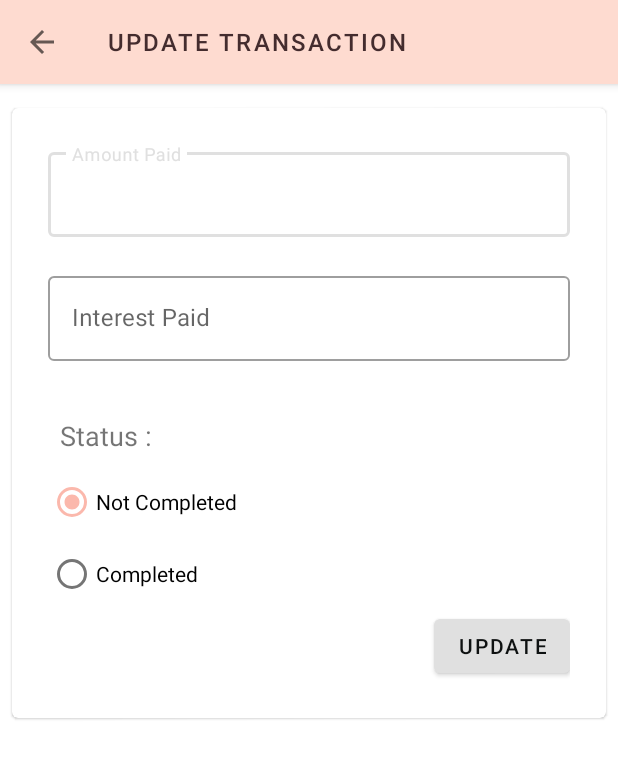
After one commit to Hansaanuradha93/mLender, an Android app: the TransactionUpdateActivity screen opened directly, with no data from a screen before it, on a phone screen of 412 x 824 dp. The commit adds this screen. Shown: the top 759 px of the screen. Run offline under Robolectric (Android 15) with nearby library versions, the phone set to English and light mode, and no system bars; our stand-ins replace Firebase (no records; nobody signed in at launch, a user with empty details on screens opened directly).

Commit message:
Update Transaction Completed

```diff
--- a/app/src/main/AndroidManifest.xml
+++ b/app/src/main/AndroidManifest.xml
@@ -20,7 +20,8 @@
         <activity android:name=".CustomerActivity" />
         <activity android:name=".TransactionActivity" />
         <activity android:name=".TransactionListActivity" />
-        <activity android:name=".TransactionDetailsActivity"></activity>
+        <activity android:name=".TransactionDetailsActivity" />
+        <activity android:name=".TransactionUpdateActivity"></activity>
     </application>
 
 </manifest>
--- a/app/src/main/res/layout/activity_transaction.xml
+++ b/app/src/main/res/layout/activity_transaction.xml
@@ -283,14 +283,14 @@
             </RadioGroup>
         </LinearLayout>
 
-        <Button
+        <android.support.design.button.MaterialButton
+            style="@style/Widget.MaterialComponents.Button.TextButton"
             android:id="@+id/saveButton"
             android:layout_width="wrap_content"
             android:layout_height="wrap_content"
             android:layout_marginTop="16dp"
             android:layout_gravity="end"
             android:text="Save"
-            style="@style/Widget.MaterialComponents.Button"
             android:onClick="saveTransaction"/>
 
     </LinearLayout>
--- a/app/src/main/res/layout/activity_transaction_details.xml
+++ b/app/src/main/res/layout/activity_transaction_details.xml
@@ -207,7 +207,8 @@
                     android:layout_alignParentEnd="true"
                     android:layout_alignParentRight="true"
                     android:text="@string/transaction_update"
-                    android:textColor="@color/textColorBlack"/>
+                    android:textColor="@color/textColorBlack"
+                    android:onClick="update"/>
 
 
             </RelativeLayout>
--- /dev/null
+++ b/app/src/main/res/layout/activity_transaction_update.xml
@@ -0,0 +1,126 @@
+<?xml version="1.0" encoding="utf-8"?>
+<RelativeLayout xmlns:android="http://schemas.android.com/apk/res/android"
+    xmlns:app="http://schemas.android.com/apk/res-auto"
+    xmlns:tools="http://schemas.android.com/tools"
+    android:layout_width="match_parent"
+    android:layout_height="match_parent"
+    tools:context=".TransactionUpdateActivity">
+
+    <android.support.design.widget.AppBarLayout
+        android:layout_width="match_parent"
+        android:layout_height="wrap_content"
+        android:layout_marginBottom="16dp">
+
+        <android.support.v7.widget.Toolbar
+            android:id="@+id/app_bar"
+            style="@style/Widget.mLender.Toolbar"
+            android:layout_width="match_parent"
+            android:layout_height="wrap_content"
+            app:title="@string/app_name" />
+    </android.support.design.widget.AppBarLayout>
+    <android.support.design.card.MaterialCardView
+        android:layout_width="match_parent"
+        android:layout_height="wrap_content"
+        android:layout_marginTop="72dp"
+        android:layout_marginLeft="8dp"
+        android:layout_marginRight="8dp"
+        android:layout_marginBottom="8dp"
+        app:contentPadding="8dp">
+    <LinearLayout
+        android:layout_width="match_parent"
+        android:layout_height="wrap_content"
+        android:padding="16dp"
+        android:clipToPadding="false"
+        android:orientation="vertical">
+
+    <android.support.design.widget.TextInputLayout
+        android:id="@+id/paidAmountTextInputLayout"
+        android:layout_width="match_parent"
+        android:layout_height="wrap_content"
+        app:errorEnabled="true"
+        style="@style/Widget.MaterialComponents.TextInputLayout.OutlinedBox">
+
+        <android.support.design.widget.TextInputEditText
+            android:id="@+id/paidAmountEditText"
+            android:layout_width="match_parent"
+            android:layout_height="wrap_content"
+            android:hint="@string/paid_amount"
+            android:inputType="number" />
+    </android.support.design.widget.TextInputLayout>
+    <android.support.design.widget.TextInputLayout
+        android:id="@+id/paidInterestTextInputLayout"
+        android:layout_width="match_parent"
+        android:layout_height="wrap_content"
+        app:errorEnabled="true"
+        style="@style/Widget.MaterialComponents.TextInputLayout.OutlinedBox">
+
+        <android.support.design.widget.TextInputEditText
+            android:id="@+id/paidInterestEditText"
+            android:layout_width="match_parent"
+            android:layout_height="wrap_content"
+            android:hint="Interest Paid"
+            android:inputType="number" />
+    </android.support.design.widget.TextInputLayout>
+
+        <android.support.design.widget.TextInputLayout
+            android:id="@+id/updatedTransactionStatusTextInputLayout"
+            android:layout_width="match_parent"
+            android:layout_height="wrap_content"
+            android:layout_weight=".5"
+            app:errorEnabled="true"
+            android:layout_marginLeft="8dp"
+            style="@style/Widget.MaterialComponents.TextInputLayout.OutlinedBox">
+
+            <TextView
+                android:id="@+id/updatedTransactionStatusTextView"
+                android:layout_width="wrap_content"
+                android:layout_height="wrap_content"
+                android:text="@string/status"
+                android:textSize="18sp"/>
+
+        </android.support.design.widget.TextInputLayout>
+
+        <LinearLayout
+            android:layout_width="match_parent"
+            android:layout_height="wrap_content"
+            android:orientation="horizontal"
+            android:layout_marginTop="8dp">
+
+            <RadioGroup
+                android:layout_width="wrap_content"
+                android:layout_height="wrap_content"
+                android:id="@+id/updatedTransactionStatusRadioGroup"
+                android:checkedButton="@+id/notCompletedRadioButton" >
+
+                <RadioButton
+                    android:id="@+id/notCompletedRadioButton"
+                    android:layout_width="wrap_content"
+                    android:layout_height="wrap_content"
+                    android:text="@string/not_completed"
+                    android:paddingRight="8dp"/>
+                <RadioButton
+                    android:id="@+id/completedRadioButton"
+                    android:layout_width="wrap_content"
+                    android:layout_height="wrap_content"
+                    android:text="@string/completed"/>
+            </RadioGroup>
+        </LinearLayout>
+        <RelativeLayout
+            android:layout_width="match_parent"
+            android:layout_height="wrap_content">
+
+            <android.support.design.button.MaterialButton
+                android:id="@+id/updateTransactionButton"
+                android:layout_width="wrap_content"
+                android:layout_height="wrap_content"
+                android:layout_alignParentEnd="true"
+                android:layout_alignParentRight="true"
+                android:onClick="updateTransaction"
+                android:text="@string/update_transaction_button"
+                android:textColor="@color/textColorBlack" />
+
+
+        </RelativeLayout>
+    </LinearLayout>
+    </android.support.design.card.MaterialCardView>
+</RelativeLayout>
--- a/app/src/main/res/values/strings.xml
+++ b/app/src/main/res/values/strings.xml
@@ -15,4 +15,9 @@
     <string name="to_do">To Do</string>
     <string name="to_do_list">To Do List</string>
     <string name="transaction_update">Update</string>
+    <string name="paid_amount">Amount Paid</string>
+    <string name="status">Status :</string>
+    <string name="not_completed">Not Completed</string>
+    <string name="completed">Completed</string>
+    <string name="update_transaction_button">UPDATE</string>
 </resources>
```
Also changed, not shown: app/src/main/java/com/example/hansaanuradha/mlender/TransactionDetailsActivity.kt (+25 -6 lines), app/src/main/java/com/example/hansaanuradha/mlender/TransactionUpdateActivity.kt (added, +114 -0 lines).
